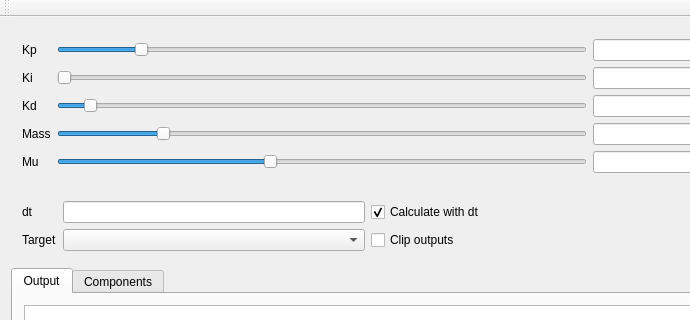
Old version of the form mainwindow.ui in the repository rlee287/PID_visualiser; both pictures show x 0 to 690 and y 0 to 320 of the 809 by 928 pixel window.
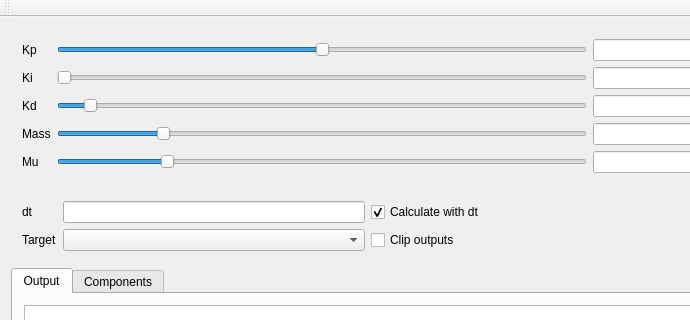
New version of the form.

Commit message: Adjust defaults for sliders

Patch:
```diff
--- a/mainwindow.ui
+++ b/mainwindow.ui
@@ -138,7 +138,7 @@
           <number>50</number>
          </property>
          <property name="value">
-          <number>150</number>
+          <number>500</number>
          </property>
          <property name="orientation">
           <enum>Qt::Horizontal</enum>
@@ -197,10 +197,10 @@
           <number>50</number>
          </property>
          <property name="value">
-          <number>400</number>
+          <number>200</number>
          </property>
          <property name="sliderPosition">
-          <number>400</number>
+          <number>200</number>
          </property>
          <property name="orientation">
           <enum>Qt::Horizontal</enum>
```
The commit also changes 2 other files.
